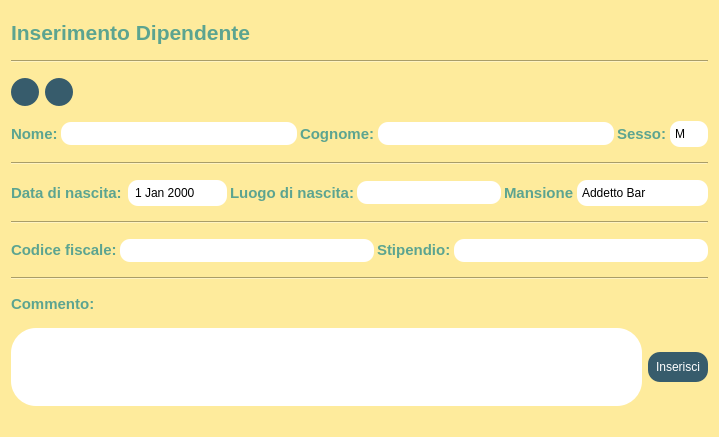
The window that dipendente/ListaDipendente/view/InserisciDipendente.ui (StracciaMatteo/GestioneCinema) describes before a commit, drawn with Qt 5.
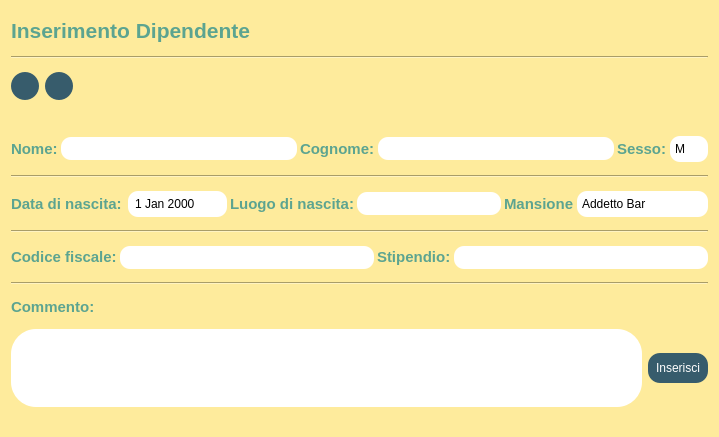
The same window after the commit. Icons and pictures are not drawn.

Commit message: implementazione view lista dipendente ed view dipendente

The edit to the form file:
```diff
--- a/dipendente/ListaDipendente/view/InserisciDipendente.ui
+++ b/dipendente/ListaDipendente/view/InserisciDipendente.ui
@@ -166,6 +166,35 @@
      </item>
     </layout>
    </item>
+   <item>
+    <widget class="QLabel" name="error">
+     <property name="sizePolicy">
+      <sizepolicy hsizetype="Preferred" vsizetype="Fixed">
+       <horstretch>0</horstretch>
+       <verstretch>0</verstretch>
+      </sizepolicy>
+     </property>
+     <property name="maximumSize">
+      <size>
+       <width>16777215</width>
+       <height>10</height>
+      </size>
+     </property>
+     <property name="font">
+      <font>
+       <pointsize>10</pointsize>
+       <weight>75</weight>
+       <bold>true</bold>
+      </font>
+     </property>
+     <property name="styleSheet">
+      <string notr="true">color: rgb(229, 51, 51);</string>
+     </property>
+     <property name="text">
+      <string/>
+     </property>
+    </widget>
+   </item>
    <item>
     <layout class="QHBoxLayout" name="horizontalLayout">
      <property name="spacing">
```
Left out of the diff: 2 changed lines with no effect on the pictures. The commit also changes 12 other files.
